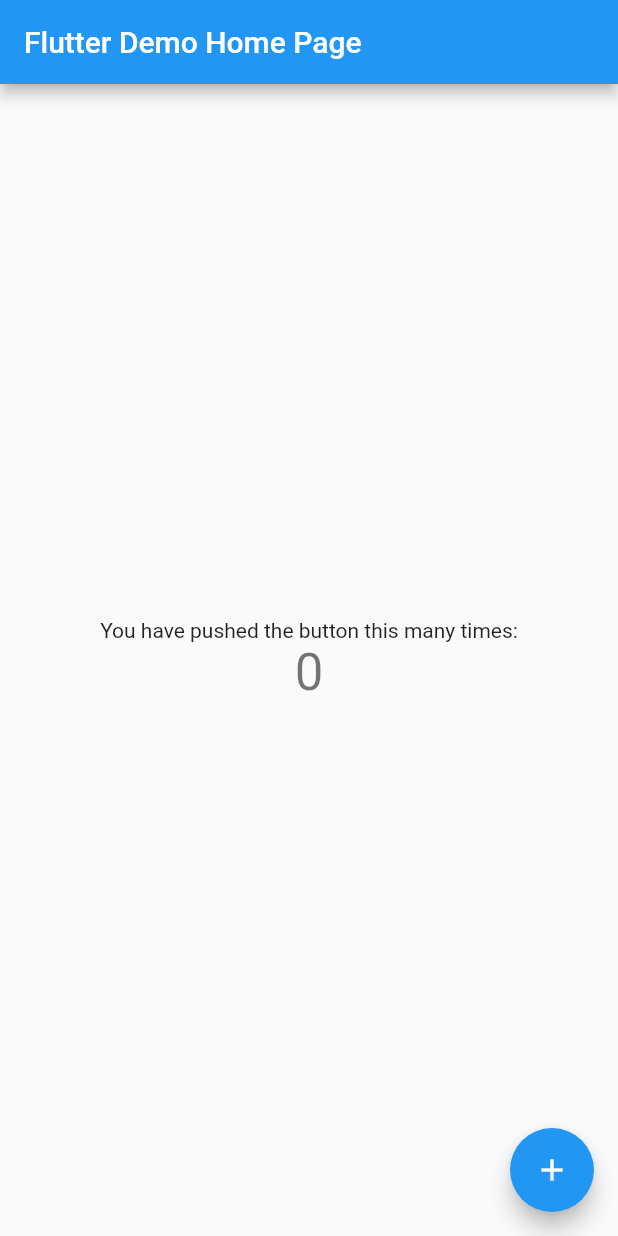
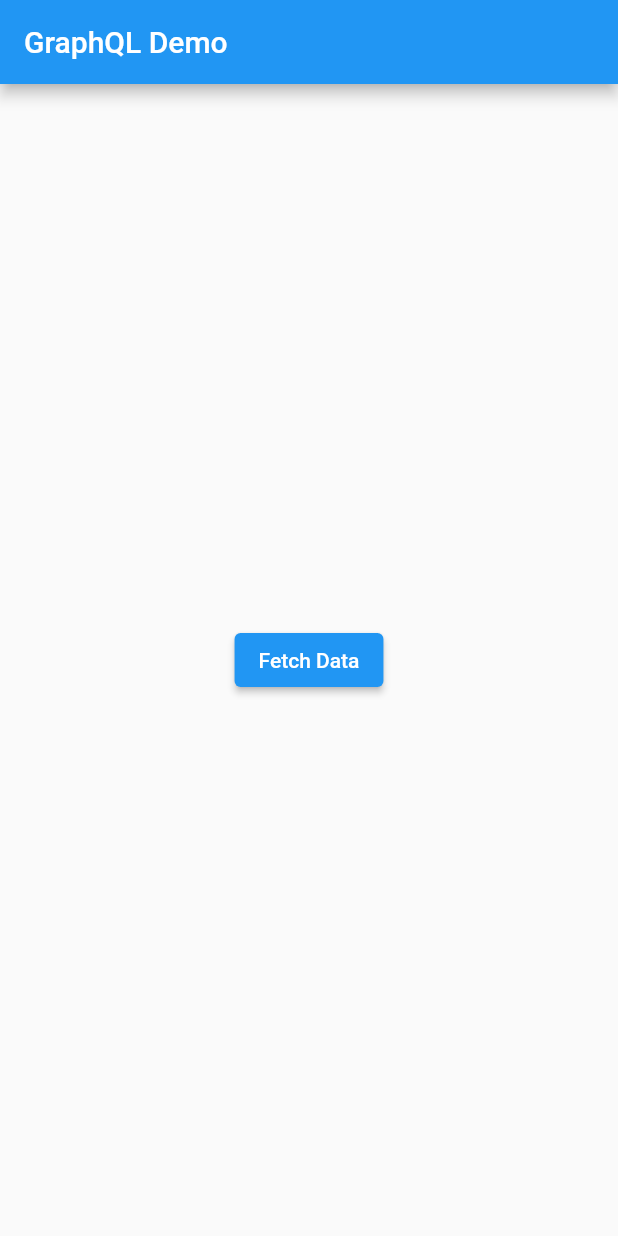
Before and after one commit to dieudonne100/Flutter---GraphQL-API-Calling, a Flutter app: the screen it shows after launch, on a phone screen of 412 x 824 dp. Run offline on Flutter 3.47's test engine with Material 2 defaults, Android fonts, the phone set to English and light mode, and no system bars; our stand-ins replace graphql_flutter.

Commit message:
Flutter - GraphQL API Calling

```diff
--- a/lib/main.dart
+++ b/lib/main.dart
@@ -1,46 +1,37 @@
+/*
+
+add plugins
+http: ^0.13.4
+graphql_flutter: ^5.1.0
+
+*/
+
 import 'package:flutter/material.dart';
+import 'package:graphql_flutter/graphql_flutter.dart';
 
-void main() {
+void main() async {
+  WidgetsFlutterBinding.ensureInitialized();
+  await initHiveForFlutter(); // for cache
   runApp(const MyApp());
 }
 
 class MyApp extends StatelessWidget {
-  const MyApp({super.key});
+  const MyApp({Key? key}) : super(key: key);
 
-  // This widget is the root of your application.
   @override
   Widget build(BuildContext context) {
     return MaterialApp(
-      title: 'Flutter Demo',
+      title: 'GraphQL Demo',
       theme: ThemeData(
-        // This is the theme of your application.
-        //
-        // Try running your application with "flutter run". You'll see the
-        // application has a blue toolbar. Then, without quitting the app, try
-        // changing the primarySwatch below to Colors.green and then invoke
-        // "hot reload" (press "r" in the console where you ran "flutter run",
-        // or simply save your changes to "hot reload" in a Flutter IDE).
-        // Notice that the counter didn't reset back to zero; the application
-        // is not restarted.
         primarySwatch: Colors.blue,
       ),
-      home: const MyHomePage(title: 'Flutter Demo Home Page'),
+      home: const MyHomePage(title: 'GraphQL Demo'),
     );
   }
 }
 
 class MyHomePage extends StatefulWidget {
-  const MyHomePage({super.key, required this.title});
-
-  // This widget is the home page of your application. It is stateful, meaning
-  // that it has a State object (defined below) that contains fields that affect
-  // how it looks.
-
-  // This class is the configuration for the state. It holds the values (in this
-  // case the title) provided by the parent (in this case the App widget) and
-  // used by the build method of the State. Fields in a Widget subclass are
-  // always marked "final".
-
+  const MyHomePage({Key? key, required this.title}) : super(key: key);
   final String title;
 
   @override
@@ -48,68 +39,110 @@
 }
 
 class _MyHomePageState extends State<MyHomePage> {
-  int _counter = 0;
-
-  void _incrementCounter() {
-    setState(() {
-      // This call to setState tells the Flutter framework that something has
-      // changed in this State, which causes it to rerun the build method below
-      // so that the display can reflect the updated values. If we changed
-      // _counter without calling setState(), then the build method would not be
-      // called again, and so nothing would appear to happen.
-      _counter++;
-    });
-  }
+  List<dynamic> characters = [];
+  bool _loading = false;
 
   @override
   Widget build(BuildContext context) {
-    // This method is rerun every time setState is called, for instance as done
-    // by the _incrementCounter method above.
-    //
-    // The Flutter framework has been optimized to make rerunning build methods
-    // fast, so that you can just rebuild anything that needs updating rather
-    // than having to individually change instances of widgets.
     return Scaffold(
       appBar: AppBar(
-        // Here we take the value from the MyHomePage object that was created by
-        // the App.build method, and use it to set our appbar title.
         title: Text(widget.title),
       ),
-      body: Center(
-        // Center is a layout widget. It takes a single child and positions it
-        // in the middle of the parent.
-        child: Column(
-          // Column is also a layout widget. It takes a list of children and
-          // arranges them vertically. By default, it sizes itself to fit its
-          // children horizontally, and tries to be as tall as its parent.
-          //
-          // Invoke "debug painting" (press "p" in the console, choose the
-          // "Toggle Debug Paint" action from the Flutter Inspector in Android
-          // Studio, or the "Toggle Debug Paint" command in Visual Studio Code)
-          // to see the wireframe for each widget.
-          //
-          // Column has various properties to control how it sizes itself and
-          // how it positions its children. Here we use mainAxisAlignment to
-          // center the children vertically; the main axis here is the vertical
-          // axis because Columns are vertical (the cross axis would be
-          // horizontal).
-          mainAxisAlignment: MainAxisAlignment.center,
-          children: <Widget>[
-            const Text(
-              'You have pushed the button this many times:',
-            ),
-            Text(
-              '$_counter',
-              style: Theme.of(context).textTheme.headline4,
-            ),
-          ],
+      body: _loading
+          ? const Center(child: CircularProgressIndicator())
+          : characters.isEmpty
+              ? Center(
+                  child: ElevatedButton(
+                    child: const Text("Fetch Data"),
+                    onPressed: () {
+                      fetchData();
+                    },
+                  ),
+                )
+              : Padding(
+                  padding: const EdgeInsets.all(8.0),
+                  child: GridView.builder(
+                      itemCount: characters.length,
+                      gridDelegate:
+                          const SliverGridDelegateWithFixedCrossAxisCount(
+                              crossAxisSpacing: 8,
+                              mainAxisSpacing: 8,
+                              crossAxisCount: 2),
+                      itemBuilder: (context, index) {
+                        return Container(
+                          height: 70,
+                          width: 70,
+                          decoration: BoxDecoration(
+                              borderRadius: BorderRadius.circular(8),
+                              image: DecorationImage(
+                                  image: NetworkImage(
+                                    characters[index]['image'],
+                                  ),
+                                  fit: BoxFit.cover)),
+                          child: Align(
+                            alignment: Alignment.bottomCenter,
+                            child: Container(
+                                decoration: BoxDecoration(
+                                  color: Theme.of(context).primaryColor,
+                                  borderRadius: const BorderRadius.only(
+                                      bottomLeft: Radius.circular(8),
+                                      bottomRight: Radius.circular(8)),
+                                ),
+                                width: double.infinity,
+                                child: Padding(
+                                  padding: const EdgeInsets.symmetric(
+                                      horizontal: 16),
+                                  child: Text(
+                                    characters[index]['name'],
+                                    style: const TextStyle(
+                                        color: Colors.white,
+                                        fontWeight: FontWeight.bold),
+                                  ),
+                                )),
+                          ),
+                        );
+                      }),
+
+                ),
+    );
+  }
+
+  void fetchData() async {
+    setState(() {
+      _loading = true;
+    });
+    HttpLink link = HttpLink("https://rickandmortyapi.com/graphql");
+    GraphQLClient qlClient = GraphQLClient(
+      link: link,
+      cache: GraphQLCache(
+        store: HiveStore(),
+      ),
+    );
+    QueryResult queryResult = await qlClient.query(
+      QueryOptions(
+        document: gql(
+          """query {
+  characters() {
+    results {
+      name
+      image
+    }
+  }
+
+}""",
         ),
       ),
-      floatingActionButton: FloatingActionButton(
-        onPressed: _incrementCounter,
-        tooltip: 'Increment',
-        child: const Icon(Icons.add),
-      ), // This trailing comma makes auto-formatting nicer for build methods.
     );
+
+// queryResult.data  // contains data
+// queryResult.exception // will give what exception you got /errors
+// queryResult.hasException // you can check if you have any exception
+
+// queryResult.context.entry<HttpLinkResponseContext>()?.statusCode  // to get status code of response
+
+    setState(() {
+      characters = queryResult.data!['characters']['results'];
+      _loading = false;
+    });
   }
 }
--- a/pubspec.yaml
+++ b/pubspec.yaml
@@ -36,6 +36,7 @@
   # The following adds the Cupertino Icons font to your application.
   # Use with the CupertinoIcons class for iOS style icons.
   cupertino_icons: ^1.0.2
+  graphql_flutter: ^5.1.1
 
 dev_dependencies:
   flutter_test:
```
Also changed, not shown: pubspec.lock, 3 other files.
